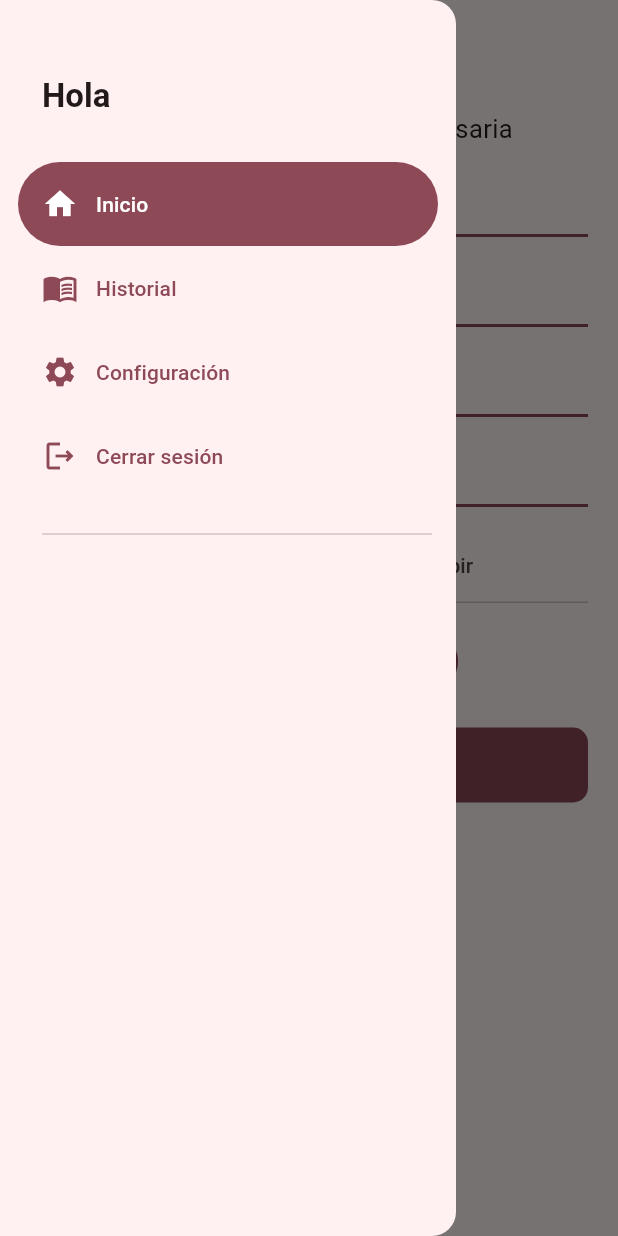
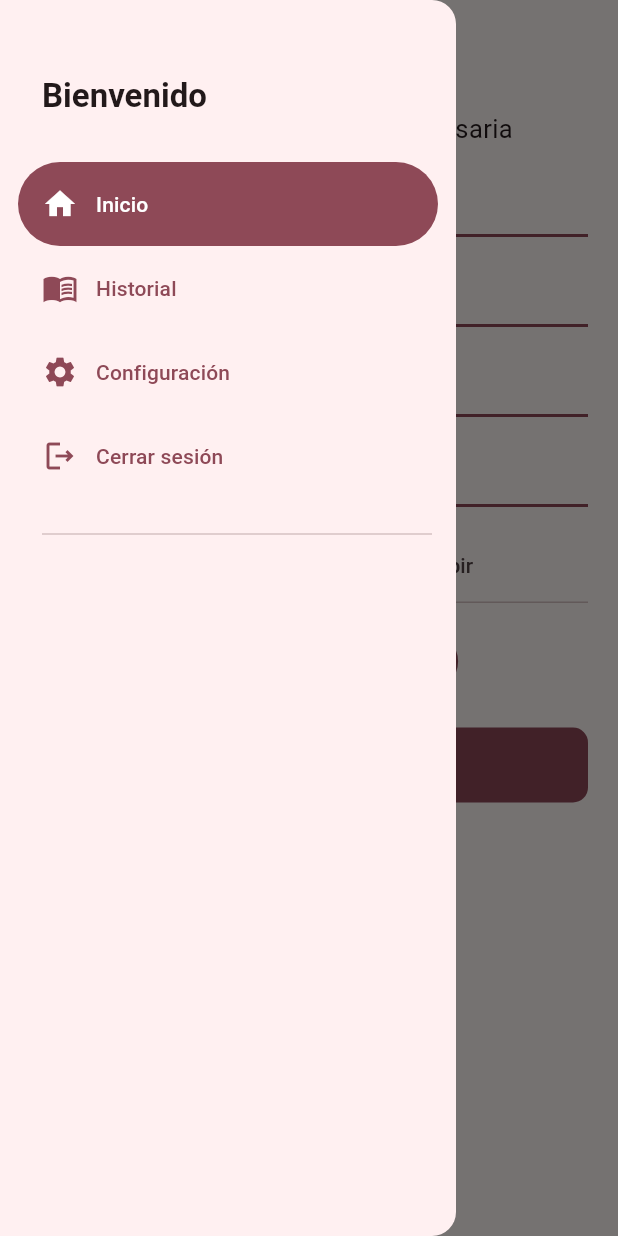
Before and after one commit to LuisVilla12/easycountcol, a Flutter app: the screen it shows after launch, with the side drawer open, on a phone screen of 412 x 824 dp. Run offline on Flutter 3.47's test engine with Material 3 defaults, Android fonts, the phone set to English and light mode, and no system bars; our stand-ins replace animate_do, equatable, flutter_bloc, flutter_riverpod, go_router, image_picker and 2 more.

```diff
--- a/lib/config/menu/side_menu.dart
+++ b/lib/config/menu/side_menu.dart
@@ -22,7 +22,7 @@ class _SideMenuState extends ConsumerState<SideMenu> {
     );
     // Saber el usuario con riverpod
     final userName = ref.watch(userNameProvider);
-    final idUser = ref.watch(idUserProvider);
+    // final idUser = ref.watch(idUserProvider);
 
     return NavigationDrawer(
       selectedIndex: navDrawerIndex,
@@ -41,7 +41,7 @@ class _SideMenuState extends ConsumerState<SideMenu> {
         const SizedBox(height: 10),
         Padding(
           padding: EdgeInsets.fromLTRB(28, hasNotch ? 10 : 40, 10, 10),
-          child: Text('Hola $userName', style: titleStyle),
+          child: Text('Bienvenido  $userName', style: titleStyle),
         ),
         const SizedBox(height: 20),
         ...appMenuItems.asMap().entries.map((entry) {
--- a/lib/config/presentation/screens/home_screen.dart
+++ b/lib/config/presentation/screens/home_screen.dart
@@ -8,7 +8,7 @@ import 'package:easycoutcol/config/presentation/wigets/input_custom.dart';
 import 'package:easycoutcol/config/services/camera_services_implementation.dart';
 import 'package:flutter/material.dart';
 import 'package:flutter_riverpod/flutter_riverpod.dart';
-import 'package:shared_preferences/shared_preferences.dart';
+// import 'package:shared_preferences/shared_preferences.dart';
 class HomeScreen extends StatelessWidget {
   static const String name='home_screen';
   const HomeScreen({super.key});
--- a/pubspec.yaml
+++ b/pubspec.yaml
@@ -8,6 +8,7 @@ environment:
 
 dependencies:
   animate_do: ^4.2.0
+  change_app_package_name: ^1.5.0
   equatable: ^2.0.7
   flutter:
     sdk: flutter
```
Also changed, not shown: pubspec.lock.
